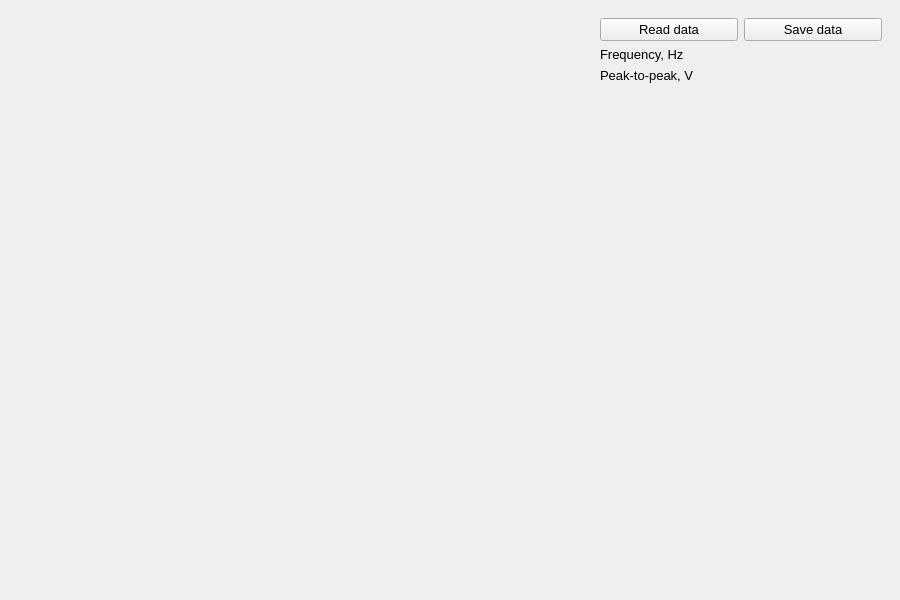
This is PyQtScope.ui in pavel-demin/PyQtScope as Qt 5 draws it before an edit. The edited form follows.
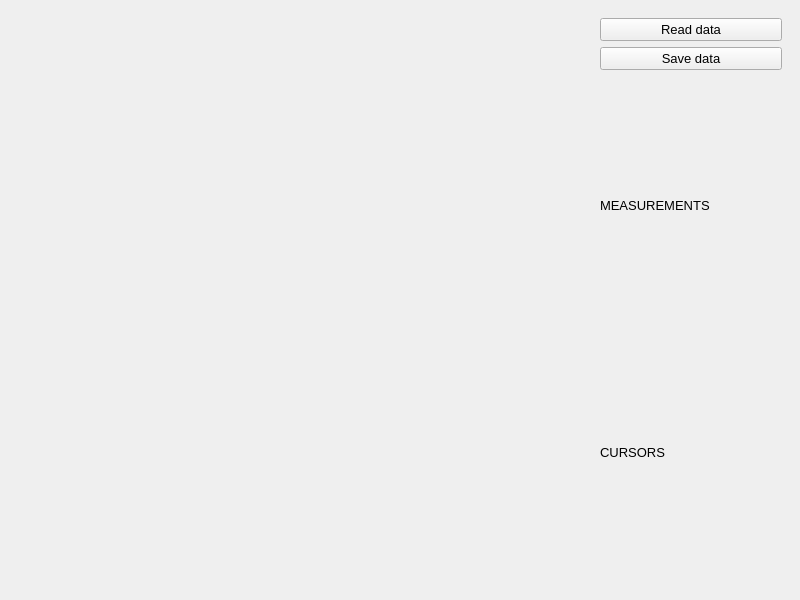
This is the edited form.

What changed in the file:
```diff
--- a/PyQtScope.ui
+++ b/PyQtScope.ui
@@ -6,7 +6,7 @@
    <rect>
     <x>0</x>
     <y>0</y>
-    <width>900</width>
+    <width>800</width>
     <height>600</height>
    </rect>
   </property>
@@ -48,7 +48,7 @@
       </property>
       <property name="minimumSize">
        <size>
-        <width>300</width>
+        <width>200</width>
         <height>0</height>
        </size>
       </property>
@@ -58,6 +58,47 @@
        </font>
       </property>
       <layout class="QGridLayout" name="gridLayout">
+       <item row="2" column="0">
+        <spacer name="spacer2">
+         <property name="orientation">
+          <enum>Qt::Vertical</enum>
+         </property>
+         <property name="sizeHint" stdset="0">
+          <size>
+           <width>20</width>
+           <height>40</height>
+          </size>
+         </property>
+        </spacer>
+       </item>
+       <item row="8" column="0">
+        <widget class="QLabel" name="meas5">
+         <property name="text">
+          <string/>
+         </property>
+        </widget>
+       </item>
+       <item row="6" column="0">
+        <widget class="QLabel" name="meas3">
+         <property name="text">
+          <string/>
+         </property>
+        </widget>
+       </item>
+       <item row="7" column="0">
+        <widget class="QLabel" name="meas4">
+         <property name="text">
+          <string/>
+         </property>
+        </widget>
+       </item>
+       <item row="5" column="0">
+        <widget class="QLabel" name="meas2">
+         <property name="text">
+          <string/>
+         </property>
+        </widget>
+       </item>
        <item row="0" column="0">
         <widget class="QPushButton" name="readButton">
          <property name="text">
@@ -65,29 +106,49 @@
          </property>
         </widget>
        </item>
+       <item row="3" column="0">
+        <widget class="QLabel" name="measLabel">
+         <property name="text">
+          <string>MEASUREMENTS</string>
+         </property>
+        </widget>
+       </item>
+       <item row="10" column="0">
+        <widget class="QLabel" name="cursLabel">
+         <property name="text">
+          <string>CURSORS</string>
+         </property>
+        </widget>
+       </item>
+       <item row="11" column="0">
+        <spacer name="spacer1">
+         <property name="orientation">
+          <enum>Qt::Vertical</enum>
+         </property>
+         <property name="sizeHint" stdset="0">
+          <size>
+           <width>20</width>
+           <height>40</height>
+          </size>
+         </property>
+        </spacer>
+       </item>
+       <item row="4" column="0">
+        <widget class="QLabel" name="meas1">
+         <property name="text">
+          <string/>
+         </property>
+        </widget>
+       </item>
        <item row="1" column="0">
-        <widget class="QLabel" name="freqLabel">
-         <property name="text">
-          <string>Frequency, Hz</string>
-         </property>
-        </widget>
-       </item>
-       <item row="2" column="0">
-        <widget class="QLabel" name="peakLabel">
-         <property name="text">
-          <string>Peak-to-peak, V</string>
-         </property>
-        </widget>
-       </item>
-       <item row="0" column="1">
         <widget class="QPushButton" name="saveButton">
          <property name="text">
           <string>Save data</string>
          </property>
         </widget>
        </item>
-       <item row="3" column="0">
-        <spacer name="spacer">
+       <item row="9" column="0">
+        <spacer name="spacer3">
          <property name="orientation">
           <enum>Qt::Vertical</enum>
          </property>
```
